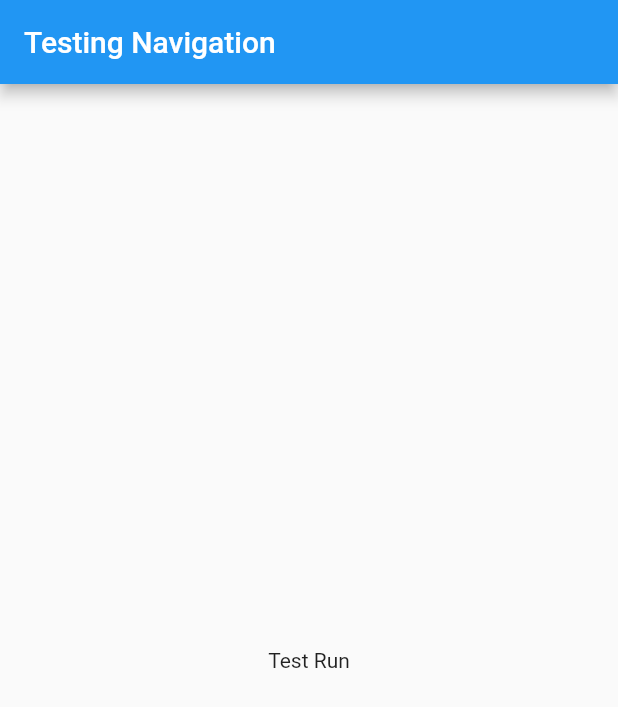
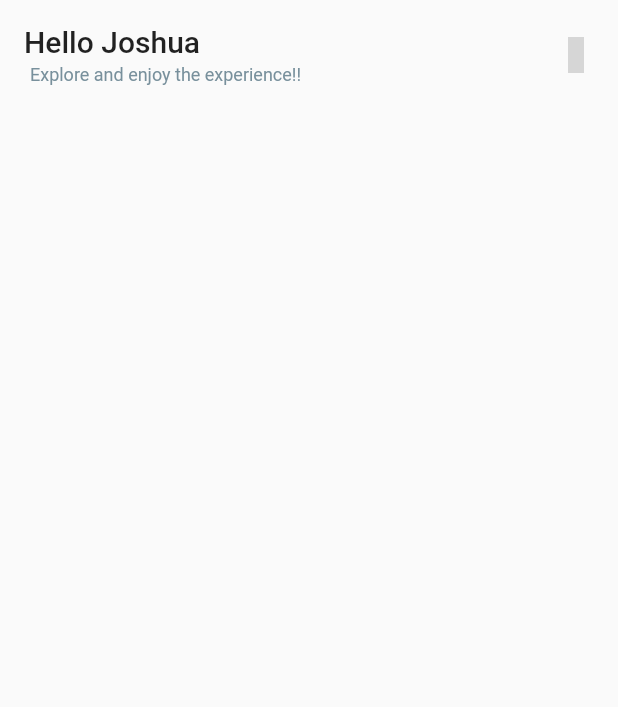
Before and after one commit to joshthedevelopa/tourme, a Flutter app: the screen it shows after launch, on a phone screen of 412 x 824 dp. Shown: the top 707 px of the screen. Run offline on Flutter 3.47's test engine with Material 2 defaults, Android fonts, the light colour scheme and no system bars; our stand-ins replace go_router, google_fonts, iconsax, recase; grey boxes are pictures that could not be loaded.

Commit message:
Added an AppBar

```diff
--- a/lib/configurations/configurations.dart
+++ b/lib/configurations/configurations.dart
@@ -0,0 +1,2 @@
+
+export 'constants.dart';
--- /dev/null
+++ b/lib/configurations/constants.dart
@@ -0,0 +1,10 @@
+import '../imports.dart';
+
+class ConstSizes {
+  static const double size = 8.0;
+  static const EdgeInsets padding = EdgeInsets.all(size);
+}
+
+class ConstColors {
+  static Color secondary = Colors.blueGrey.shade400;
+}
--- a/lib/imports.dart
+++ b/lib/imports.dart
@@ -3,6 +3,7 @@ export 'package:flutter/material.dart';
 
 // Downloaded Packages
 export 'package:google_fonts/google_fonts.dart';
+export 'package:iconsax/iconsax.dart';
 export 'package:go_router/go_router.dart';
 export 'package:recase/recase.dart';
 export 'package:provider/provider.dart';
--- a/lib/main.dart
+++ b/lib/main.dart
@@ -1,7 +1,13 @@
+import 'package:flutter/services.dart';
+
 import 'imports.dart';
 
 void main() {
   GoogleFonts.config.allowRuntimeFetching = false;
+  SystemChrome.setSystemUIOverlayStyle(const SystemUiOverlayStyle(
+    statusBarIconBrightness: Brightness.dark,
+    statusBarColor: Colors.transparent,
+  ));
   runApp(TourMeApp());
 }
 
@@ -18,9 +24,10 @@ class TourMeApp extends StatelessWidget {
       ],
       builder: (context, child) {
         return MaterialApp.router(
+          debugShowCheckedModeBanner: false,
           routerConfig: _controller.router,
         );
-      }
+      },
     );
   }
 }
--- a/lib/views/home_view.dart
+++ b/lib/views/home_view.dart
@@ -1,3 +1,5 @@
+import 'dart:math';
+
 import '../imports.dart';
 
 class HomeView extends StatelessWidget {
@@ -5,13 +7,153 @@ class HomeView extends StatelessWidget {
 
   @override
   Widget build(BuildContext context) {
-    return Scaffold(
-      appBar: AppBar(
-        title: const Text("Testing Navigation"),
-      ),
-      body: const Center(
-        child: Text("Test Run"),
+    MediaQueryData mediaQuery = MediaQuery.of(context);
+
+    return Material(
+      child: Padding(
+        padding: mediaQuery.viewPadding,
+        child: Column(
+          children: const [
+            HomeAppBar(),
+            // const SizedBox(height: 16.0),
+            // AnimatedCardDisplay(
+            //   mediaQuery: mediaQuery,
+            // ),
+          ],
+        ),
       ),
     );
   }
 }
+
+class HomeAppBar extends StatelessWidget {
+  const HomeAppBar({
+    Key? key,
+  }) : super(key: key);
+
+  @override
+  Widget build(BuildContext context) {
+    return Padding(
+      padding: const EdgeInsets.all(16.0),
+      child: Row(
+        children: [
+          Expanded(
+            child: Column(
+              crossAxisAlignment: CrossAxisAlignment.start,
+              children: [
+                const Text(
+                  "Hello Joshua",
+                  style: TextStyle(
+                    fontSize: 20.0,
+                    fontWeight: FontWeight.w500,
+                  ),
+                ),
+                Padding(
+                  padding: const EdgeInsets.only(top: 4.0, left: 4.0),
+                  child: Text(
+                    "Explore and enjoy the experience!!",
+                    style: TextStyle(
+                      fontSize: 12.0,
+                      color: ConstColors.secondary,
+                    ),
+                  ),
+                ),
+              ],
+            ),
+          ),
+          InkResponse(
+            onTap: () {},
+            child: const Icon(Iconsax.notification),
+          )
+        ],
+      ),
+    );
+  }
+}
+
+class AnimatedCardDisplay extends StatefulWidget {
+  const AnimatedCardDisplay({
+    super.key,
+    required this.mediaQuery,
+  });
+
+  final MediaQueryData mediaQuery;
+
+  @override
+  State<AnimatedCardDisplay> createState() => _AnimatedCardDisplayState();
+}
+
+class _AnimatedCardDisplayState extends State<AnimatedCardDisplay> {
+  final List<Color> testColors = [
+    Colors.blueGrey,
+    Colors.green,
+    Colors.black,
+    Colors.blue,
+    Colors.indigo,
+    Colors.brown,
+  ];
+
+  int selected = 0;
+
+  @override
+  Widget build(BuildContext context) {
+    return Padding(
+      padding: const EdgeInsets.all(16.0),
+      child: Column(
+        crossAxisAlignment: CrossAxisAlignment.start,
+        children: [
+          const Text(
+            "Need help on where to go?",
+            style: TextStyle(
+              fontSize: 16.0,
+              fontWeight: FontWeight.w500,
+            ),
+          ),
+          // IconButton(
+          //   onPressed: () {
+          //     setState(() {
+          //       selected = Random().nextInt(testColors.length);
+          //     });
+          //   },
+          //   icon: Icon(Iconsax.activity),
+          // ),
+          const SizedBox(height: 8.0),
+          Padding(
+            padding: const EdgeInsets.all(16.0),
+            child: SizedBox(
+              width: double.infinity,
+              height: widget.mediaQuery.size.width * 0.45,
+              child: LayoutBuilder(builder: (context, constraints) {
+                return Stack(
+                  children: [
+                    for (int i = 0; i < testColors.length; i++)
+                      Center(
+                        child: AnimatedOpacity(
+                          curve: Curves.easeInOut,
+                          duration: Duration(milliseconds: 1600),
+                          opacity: selected == i ? 1 : 0,
+                          child: AnimatedContainer(
+                            alignment: Alignment.center,
+                            duration: const Duration(milliseconds: 1200),
+                            width: selected == i ? constraints.maxWidth : 0,
+                            height: selected == i ? constraints.maxHeight : 0,
+                            decoration: BoxDecoration(
+                              borderRadius: BorderRadius.circular(
+                                24.0,
+                              ),
+                              color: testColors[i],
+                            ),
+                            curve: Curves.decelerate,
+                          ),
+                        ),
+                      ),
+                  ],
+                );
+              }),
+            ),
+          ),
+        ],
+      ),
+    );
+  }
+}
```
Also changed, not shown: 1 other file.
